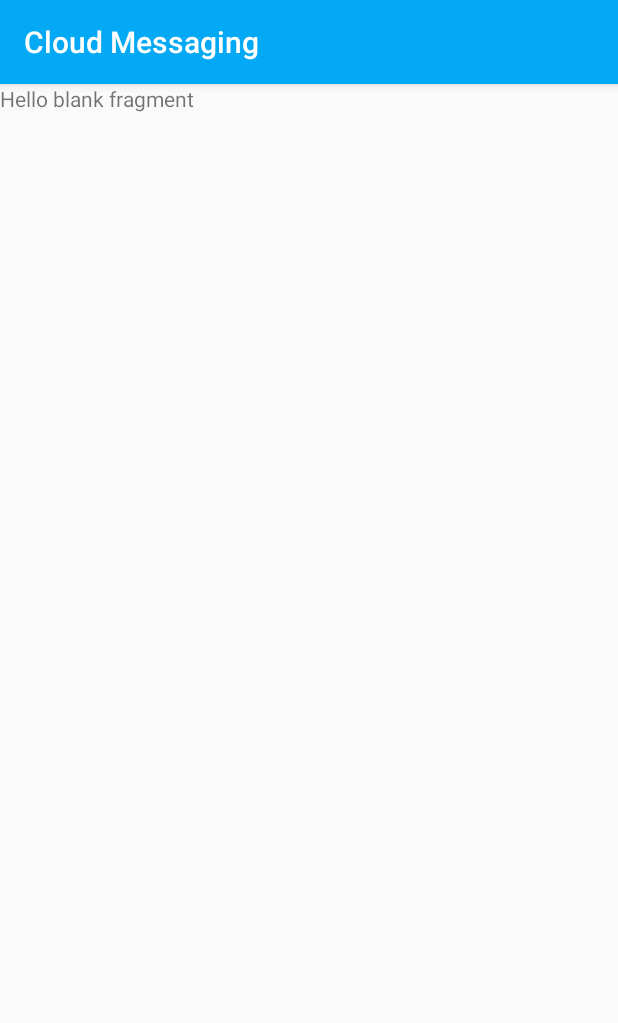
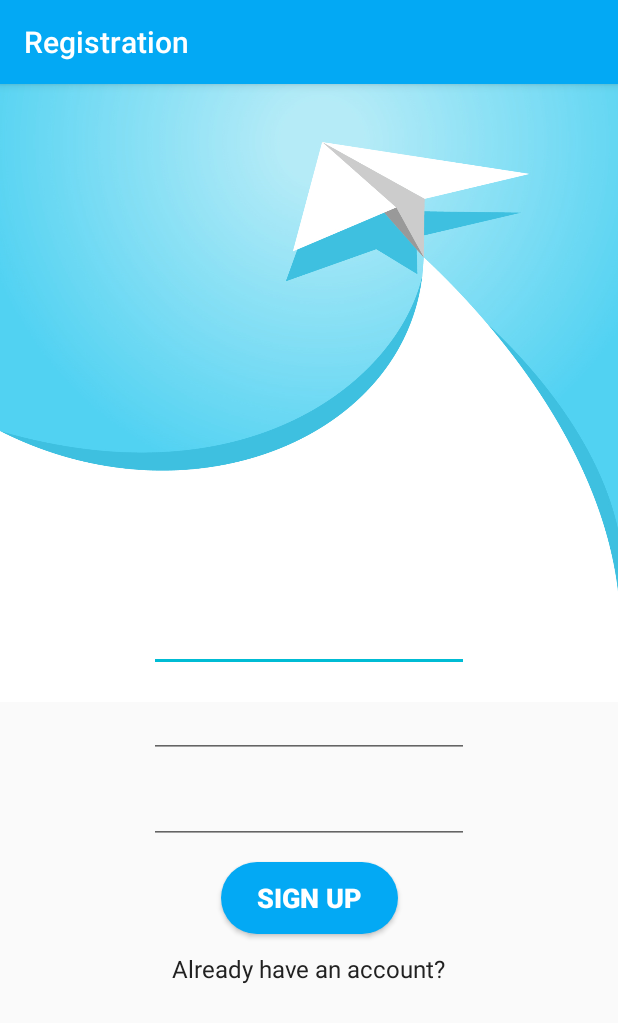
Before and after one commit to DmytroKutko/Firebase_CloudMessaging_test, an Android app: the fragment RegistrationFragment shown on its own in the app's theme, on a phone screen of 412 x 824 dp. Shown: the top 1023 px of the screen. Run offline under Robolectric (Android 15) with nearby library versions, the phone set to English and light mode, and no system bars; 1 statement that could not run was skipped.

Commit message:
create Login and Registration fragments

```diff
--- a/app/src/main/java/com/example/cloudmessagingtest/AuthFragments/LoginFragment.kt
+++ b/app/src/main/java/com/example/cloudmessagingtest/AuthFragments/LoginFragment.kt
@@ -27,22 +27,22 @@ class LoginFragment : Fragment() {
     }
 
     private fun initListener() {
+        btnLoginSignIn.setOnClickListener {
+            initLogin()
+        }
+        tvLoginToRegistration.setOnClickListener {
             replaceToRegistration()
-        initLogin()
+        }
     }
 
     private fun initLogin() {
-        btnLoginSignIn.setOnClickListener {
         //TO DO login function
-        }
     }
 
     private fun replaceToRegistration() {
-        tvLoginToRegistration.setOnClickListener {
         fragmentManager!!
             .beginTransaction()
             .replace(R.id.auth_container, RegistrationFragment())
             .commit()
     }
 }
-}
--- a/app/src/main/java/com/example/cloudmessagingtest/AuthFragments/RegistrationFragment.kt
+++ b/app/src/main/java/com/example/cloudmessagingtest/AuthFragments/RegistrationFragment.kt
@@ -8,6 +8,8 @@ import android.view.View
 import android.view.ViewGroup
 
 import com.example.cloudmessagingtest.R
+import kotlinx.android.synthetic.main.fragment_login.*
+import kotlinx.android.synthetic.main.fragment_registration.*
 
 class RegistrationFragment : Fragment() {
 
@@ -19,5 +21,38 @@ class RegistrationFragment : Fragment() {
         return inflater.inflate(R.layout.fragment_registration, container, false)
     }
 
+    override fun onActivityCreated(savedInstanceState: Bundle?) {
+        super.onActivityCreated(savedInstanceState)
 
+        setInitialData()
+        initListener()
+    }
+
+    private fun initListener() {
+        btnRegisterNewUser.setOnClickListener {
+            initRegistration()
+        }
+        tvLoginToRegistration.setOnClickListener {
+            replaceToLoginFragment()
+        }
+    }
+
+    private fun initRegistration() {
+        //TO DO make registration function
+    }
+
+    private fun replaceToLoginFragment() {
+        fragmentManager!!
+            .beginTransaction()
+            .replace(R.id.auth_container, LoginFragment())
+            .commit()
+    }
+
+    private fun setInitialData() {
+        setTitle()
+    }
+
+    private fun setTitle() {
+        activity!!.title = getString(R.string.Registration)
+    }
 }
--- a/app/src/main/res/layout/fragment_login.xml
+++ b/app/src/main/res/layout/fragment_login.xml
@@ -24,8 +24,8 @@
             android:inputType="textPersonName"
             android:id="@+id/etLoginEmail"
             app:layout_constraintStart_toStartOf="parent" app:layout_constraintEnd_toEndOf="parent"
-            app:layout_constraintTop_toTopOf="parent" android:layout_marginTop="260dp" android:ems="10"
-            android:hint="Email"/>
+            app:layout_constraintTop_toTopOf="parent" android:ems="10"
+            android:hint="Email" app:layout_constraintBottom_toBottomOf="parent"/>
     <EditText
             android:layout_width="wrap_content"
             android:layout_height="wrap_content"
@@ -42,10 +42,10 @@
             app:layout_constraintTop_toBottomOf="@+id/etLoginPassword"
             app:layout_constraintStart_toStartOf="parent"
             app:layout_constraintEnd_toEndOf="parent" android:layout_marginTop="12dp"
-            android:background="@drawable/rounded_button" android:paddingLeft="12dp" android:paddingRight="12dp"
+            android:background="@drawable/rounded_button" android:paddingLeft="24dp" android:paddingRight="24dp"
             android:textSize="18sp" android:textStyle="bold" android:textColor="@color/TextIcons"/>
     <TextView
-            android:text="Create account"
+            android:text="Create an account"
             android:layout_width="wrap_content"
             android:layout_height="wrap_content"
             android:id="@+id/tvLoginToRegistration"
--- a/app/src/main/res/layout/fragment_registration.xml
+++ b/app/src/main/res/layout/fragment_registration.xml
@@ -1,14 +1,62 @@
 <?xml version="1.0" encoding="utf-8"?>
-<FrameLayout xmlns:android="http://schemas.android.com/apk/res/android"
-             xmlns:tools="http://schemas.android.com/tools"
-             android:layout_width="match_parent"
-             android:layout_height="match_parent"
-             tools:context=".AuthFragments.RegistrationFragment">
+<android.support.constraint.ConstraintLayout
+        xmlns:android="http://schemas.android.com/apk/res/android"
+        xmlns:app="http://schemas.android.com/apk/res-auto" xmlns:tools="http://schemas.android.com/tools"
+        android:layout_width="match_parent"
+        android:layout_height="match_parent"
+        tools:context=".AuthFragments.RegistrationFragment">
 
-    <!-- TODO: Update blank fragment layout -->
+
+    <ImageView
+            android:src="@drawable/auth_background_image"
+            android:layout_width="wrap_content"
+            android:layout_height="wrap_content"
+            android:id="@+id/imageView2"
+            android:adjustViewBounds="true"
+            android:scaleType="centerCrop"
+            app:layout_constraintTop_toTopOf="parent" app:layout_constraintStart_toStartOf="parent"
+            app:layout_constraintEnd_toEndOf="parent"/>
+    <EditText
+            android:layout_width="wrap_content"
+            android:layout_height="wrap_content"
+            android:inputType="textPersonName"
+            android:ems="10"
+            android:id="@+id/etRegisterUsername" app:layout_constraintTop_toTopOf="parent"
+            app:layout_constraintStart_toStartOf="parent" app:layout_constraintEnd_toEndOf="parent"
+            app:layout_constraintBottom_toBottomOf="parent" android:layout_marginBottom="30dp"/>
+    <EditText
+            android:layout_width="wrap_content"
+            android:layout_height="wrap_content"
+            android:inputType="textEmailAddress"
+            android:ems="10"
+            android:id="@+id/etRegisterEmail"
+            app:layout_constraintTop_toBottomOf="@+id/etRegisterUsername"
+            app:layout_constraintStart_toStartOf="parent" app:layout_constraintEnd_toEndOf="parent"
+            android:layout_marginTop="12dp"/>
+    <EditText
+            android:layout_width="wrap_content"
+            android:layout_height="wrap_content"
+            android:inputType="textPassword"
+            android:ems="10"
+            android:id="@+id/etRegisterPassword"
+            app:layout_constraintTop_toBottomOf="@+id/etRegisterEmail" app:layout_constraintStart_toStartOf="parent"
+            app:layout_constraintEnd_toEndOf="parent" android:layout_marginTop="12dp"/>
+    <Button
+            android:text="sign up"
+            android:layout_width="wrap_content"
+            android:layout_height="wrap_content"
+            android:id="@+id/btnRegisterNewUser"
+            app:layout_constraintTop_toBottomOf="@+id/etRegisterPassword"
+            app:layout_constraintStart_toStartOf="parent" app:layout_constraintEnd_toEndOf="parent"
+            android:layout_marginTop="12dp" android:background="@drawable/rounded_button" android:paddingLeft="24dp"
+            android:paddingRight="24dp" android:textStyle="bold" android:textSize="18sp"
+            android:textColor="@color/TextIcons"/>
     <TextView
-            android:layout_width="match_parent"
-            android:layout_height="match_parent"
-            android:text="@string/hello_blank_fragment"/>
-
-</FrameLayout>
+            android:text="Already have an account?"
+            android:layout_width="wrap_content"
+            android:layout_height="wrap_content"
+            android:id="@+id/tvRegisterToLogin"
+            app:layout_constraintTop_toBottomOf="@+id/btnRegisterNewUser" app:layout_constraintStart_toStartOf="parent"
+            app:layout_constraintEnd_toEndOf="parent" android:layout_marginTop="12dp" android:textSize="16sp"
+            android:textColor="@color/PrimaryText"/>
+</android.support.constraint.ConstraintLayout>
--- a/app/src/main/res/values/strings.xml
+++ b/app/src/main/res/values/strings.xml
@@ -3,4 +3,5 @@
 
     <!-- TODO: Remove or change this placeholder text -->
     <string name="hello_blank_fragment">Hello blank fragment</string>
+    <string name="Registration">Registration</string>
 </resources>
```
Lines whose indentation alone changed are shown as unchanged.
